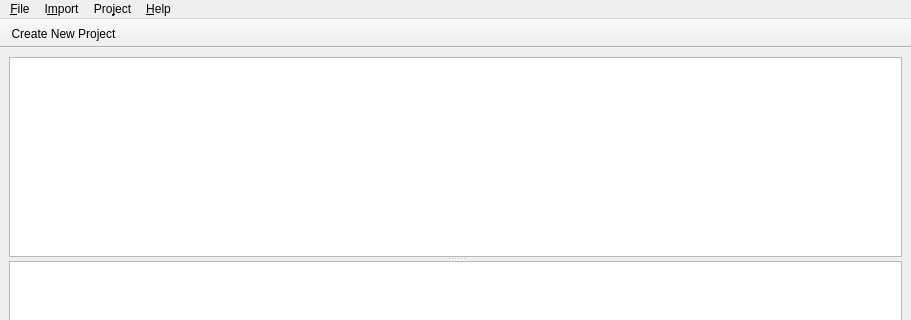
Before: the Qt Designer form source/main_window.ui in jansorg/tom-ui, drawn with Qt 5; both pictures show x 0 to 911 and y 0 to 320 of the 911 by 772 pixel window.
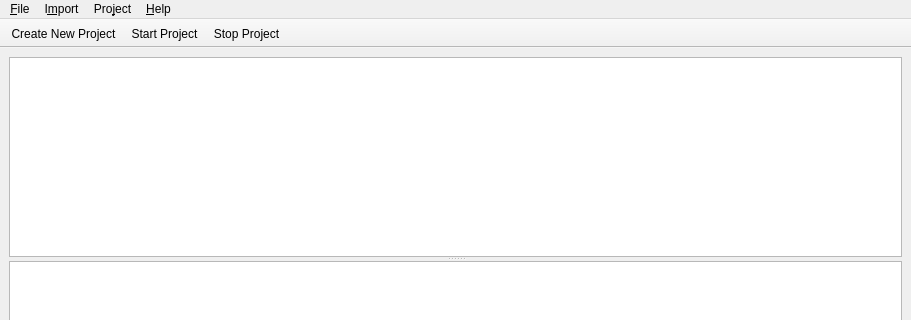
After: the same form once the commit is applied. Icons and pictures are not drawn. Custom widgets are drawn as their Qt base class.

```diff
--- a/source/main_window.ui
+++ b/source/main_window.ui
@@ -171,6 +171,8 @@
     <bool>false</bool>
    </attribute>
    <addaction name="actionCreateProject"/>
+   <addaction name="actionProjectStart"/>
+   <addaction name="actionProjectStop"/>
   </widget>
   <action name="actionQuit">
    <property name="icon">
```
Left out of the diff: 12 changed lines with no effect on the pictures.
